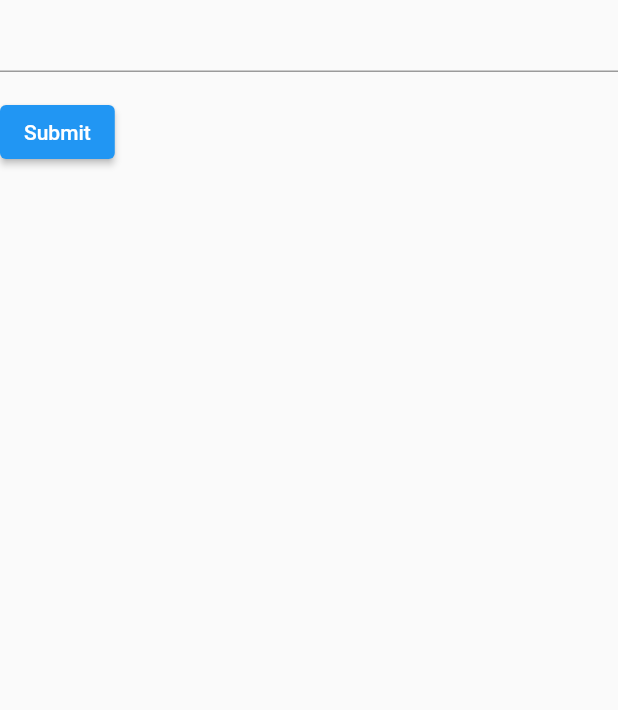
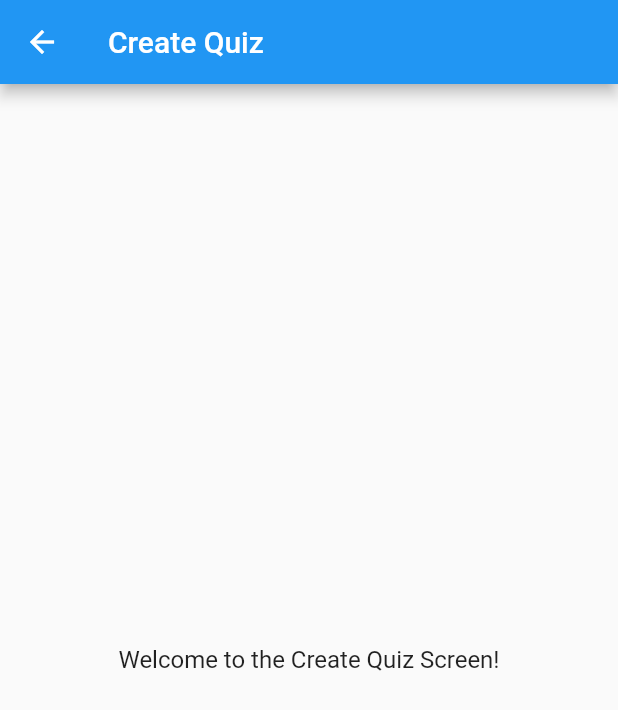
Before and after one commit to ffwatcharin/flutter_training_challenge_HCRL, a Flutter app: the CreateQuizScreen screen opened directly, on a phone screen of 412 x 824 dp. Shown: the top 710 px of the screen. Run offline on Flutter 3.47's test engine with Material 2 defaults, Android fonts, the phone set to English and light mode, and no system bars; our stand-ins replace firebase_core; accounts and stored records are empty.

Commit message:
tor laa na

```diff
--- a/quiz_app/lib/data/question.dart
+++ b/quiz_app/lib/data/question.dart
@@ -1,7 +1,7 @@
 import 'package:quiz_app/models/quiz_question.dart';
 
-const questions = [
-  QuizQuestion(
+final questions = [
+  const QuizQuestion(
     'What is the "const" keyword ',
     [
       'Used when the value of the variable is known at compile-time and never changes',
@@ -10,7 +10,7 @@ const questions = [
       'GGWP',
     ],
   ),
-  QuizQuestion(
+  const QuizQuestion(
     'What is pubspec.yaml file?',
     [
       'It is the project\'s configuration file that will use a lot during working with the Flutter',
@@ -19,7 +19,7 @@ const questions = [
       'Yay',
     ],
   ),
-  QuizQuestion(
+  const QuizQuestion(
     'What is Container?',
     [
       'Convenience widget that combines common painting, positioning, and sizing of widgets',
@@ -28,7 +28,7 @@ const questions = [
       'I don\'t know.',
     ],
   ),
-  QuizQuestion(
+  const QuizQuestion(
     'What is StatelessWidget?',
     [
       'A stateless widget never changes. Icon, IconButton, and Text are examples of stateless widgets.',
@@ -37,7 +37,7 @@ const questions = [
       'I don\'t know.',
     ],
   ),
-  QuizQuestion(
+  const QuizQuestion(
     'What is StatefulWidget',
     [
       'if a widget can change—when a user interacts with it, for example',
--- a/quiz_app/lib/main.dart
+++ b/quiz_app/lib/main.dart
@@ -1,6 +1,9 @@
 import 'package:flutter/material.dart';
 import 'package:quiz_app/quiz.dart';
+import 'package:firebase_core/firebase_core.dart';
 
-void main() {
+void main() async {
+  WidgetsFlutterBinding.ensureInitialized(); // เรียก ensureInitialized() ที่นี่
+  await Firebase.initializeApp();
   runApp(const Quiz());
 }
--- a/quiz_app/lib/models/quiz_question.dart
+++ b/quiz_app/lib/models/quiz_question.dart
@@ -1,7 +1,9 @@
 import 'dart:math';
-
 class QuizQuestion {
-  const QuizQuestion(this.text, this.answers);
+  const QuizQuestion(
+    this.text,
+    this.answers,
+  );
 
   final String text;
   final List<String> answers;
--- a/quiz_app/lib/quiz.dart
+++ b/quiz_app/lib/quiz.dart
@@ -1,5 +1,6 @@
 import 'package:flutter/material.dart';
 import 'package:quiz_app/data/question.dart';
+import 'package:quiz_app/screens/createquiz_screen.dart';
 import 'package:quiz_app/screens/start_screen.dart';
 import 'screens/questions_screen.dart';
 import 'screens/reslt_screen.dart';
@@ -21,6 +22,12 @@ class _QuizState extends State<Quiz> {
     });
   }
 
+  void _goToCreateQuizScreen() {
+    setState(() {
+      _activeScreen = 'createquiz-screen';
+    });
+  }
+
   void _chooseAnswer(String answer) {
     _selectedAnswer.add(answer);
 
@@ -33,12 +40,14 @@ class _QuizState extends State<Quiz> {
 
   void restartQuiz() {
     setState(() {
+      _selectedAnswer.clear();
       _activeScreen = 'questions-screen';
     });
   }
 
   void resetToHome() {
     setState(() {
+      _selectedAnswer.clear();
       _activeScreen = 'start-screen';
     });
   }
@@ -61,6 +70,10 @@ class _QuizState extends State<Quiz> {
       );
     }
 
+    if (_activeScreen == 'createquiz-screen') {
+      screenWidget = CreateQuizScreen();
+    }
+
     return MaterialApp(
       home: Scaffold(
         body: screenWidget,
--- a/quiz_app/lib/screens/create_quiz.dart
+++ /dev/null
@@ -1,60 +0,0 @@
-// Create a Form widget.
-import 'package:flutter/material.dart';
-
-class CreateQuizScreen extends StatefulWidget {
-  const CreateQuizScreen({super.key});
-
-  @override
-  CreateQuizScreenState createState() {
-    return CreateQuizScreenState();
-  }
-}
-
-// Create a corresponding State class.
-// This class holds data related to the form.
-class CreateQuizScreenState extends State<CreateQuizScreen> {
-  // Create a global key that uniquely identifies the Form widget
-  // and allows validation of the form.
-  //
-  // Note: This is a GlobalKey<FormState>,
-  // not a GlobalKey<MyCustomFormState>.
-  final _formKey = GlobalKey<FormState>();
-
-  @override
-  Widget build(BuildContext context) {
-    // Build a Form widget using the _formKey created above.
-    return Form(
-      key: _formKey,
-      child: Column(
-        crossAxisAlignment: CrossAxisAlignment.start,
-        children: [
-          TextFormField(
-            // The validator receives the text that the user has entered.
-            validator: (value) {
-              if (value == null || value.isEmpty) {
-                return 'Please enter some text';
-              }
-              return null;
-            },
-          ),
-          Padding(
-            padding: const EdgeInsets.symmetric(vertical: 16),
-            child: ElevatedButton(
-              onPressed: () {
-                // Validate returns true if the form is valid, or false otherwise.
-                if (_formKey.currentState!.validate()) {
-                  // If the form is valid, display a snackbar. In the real world,
-                  // you'd often call a server or save the information in a database.
-                  ScaffoldMessenger.of(context).showSnackBar(
-                    const SnackBar(content: Text('Processing Data')),
-                  );
-                }
-              },
-              child: const Text('Submit'),
-            ),
-          ),
-        ],
-      ),
-    );
-  }
-}
--- /dev/null
+++ b/quiz_app/lib/screens/createquiz_screen.dart
@@ -0,0 +1,20 @@
+import 'package:flutter/material.dart';
+
+class CreateQuizScreen extends StatelessWidget {
+  const CreateQuizScreen({super.key});
+
+  @override
+  Widget build(BuildContext context) {
+    return Scaffold(
+      appBar: AppBar(
+        title: const Text('Create Quiz'),
+      ),
+      body: const Center(
+        child: Text(
+          'Welcome to the Create Quiz Screen!',
+          style: TextStyle(fontSize: 16),
+        ),
+      ),
+    );
+  }
+}
--- a/quiz_app/lib/widgets/answer_button.dart
+++ b/quiz_app/lib/widgets/answer_button.dart
@@ -15,7 +15,7 @@ class AnswerButton extends StatelessWidget {
     return ElevatedButton(
       onPressed: onTap,
       style: ElevatedButton.styleFrom(
-        backgroundColor: Color.fromARGB(255, 59, 4, 61),
+        backgroundColor: const Color.fromARGB(255, 59, 4, 61),
         shape: RoundedRectangleBorder(
           borderRadius: BorderRadius.circular(30),
         ),
--- a/quiz_app/pubspec.yaml
+++ b/quiz_app/pubspec.yaml
@@ -35,6 +35,9 @@ dependencies:
   # The following adds the Cupertino Icons font to your application.
   # Use with the CupertinoIcons class for iOS style icons.
   cupertino_icons: ^1.0.2
+  http: ^1.1.0
+  firebase_core: ^2.15.1
+  firebase_database: ^10.2.5
 
 dev_dependencies:
   flutter_test:
@@ -46,6 +49,7 @@ dev_dependencies:
   # package. See that file for information about deactivating specific lint
   # rules and activating additional ones.
   flutter_lints: ^2.0.0
+  provider: ^5.0.0
 
 # For information on the generic Dart part of this file, see the
 # following page: https://dart.dev/tools/pub/pubspec
```
Also changed, not shown: quiz_app/lib/screens/reslt_screen.dart (+5 -4 lines), quiz_app/lib/screens/start_screen.dart (+10 -2 lines), quiz_app/lib/models/quizquestion_db.dart (added), quiz_app/pubspec.lock, 6 other files.
